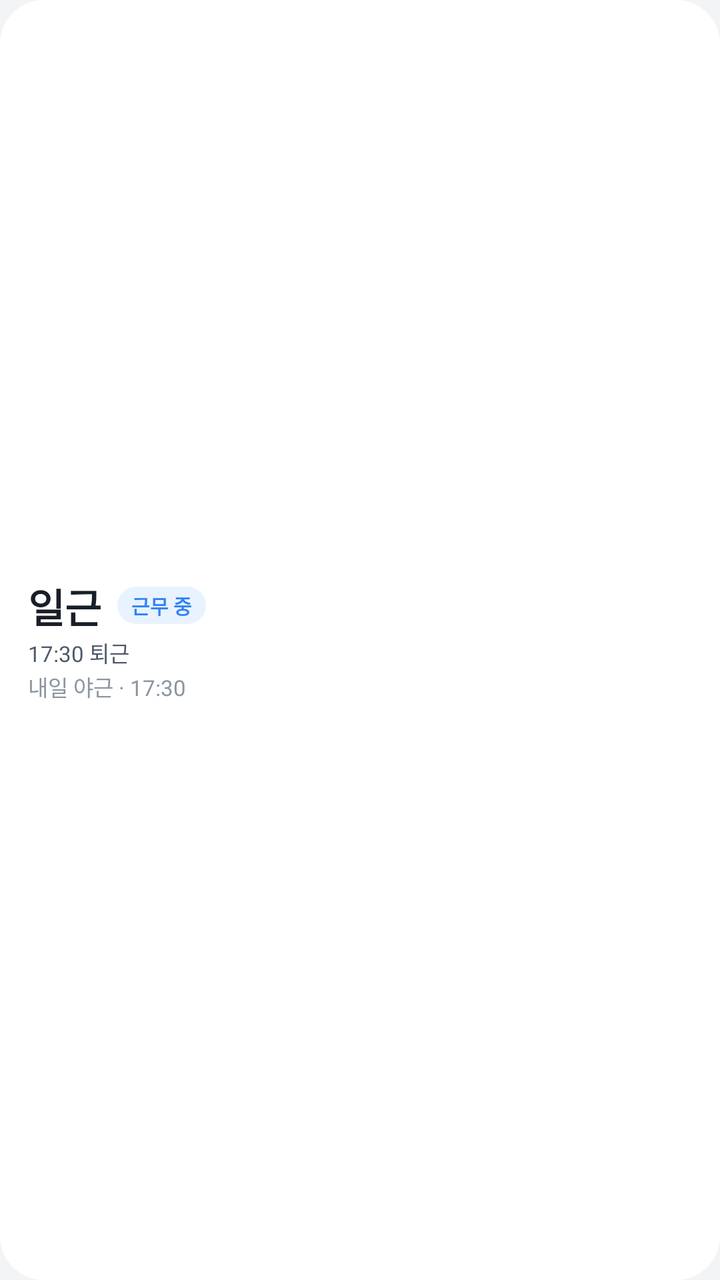
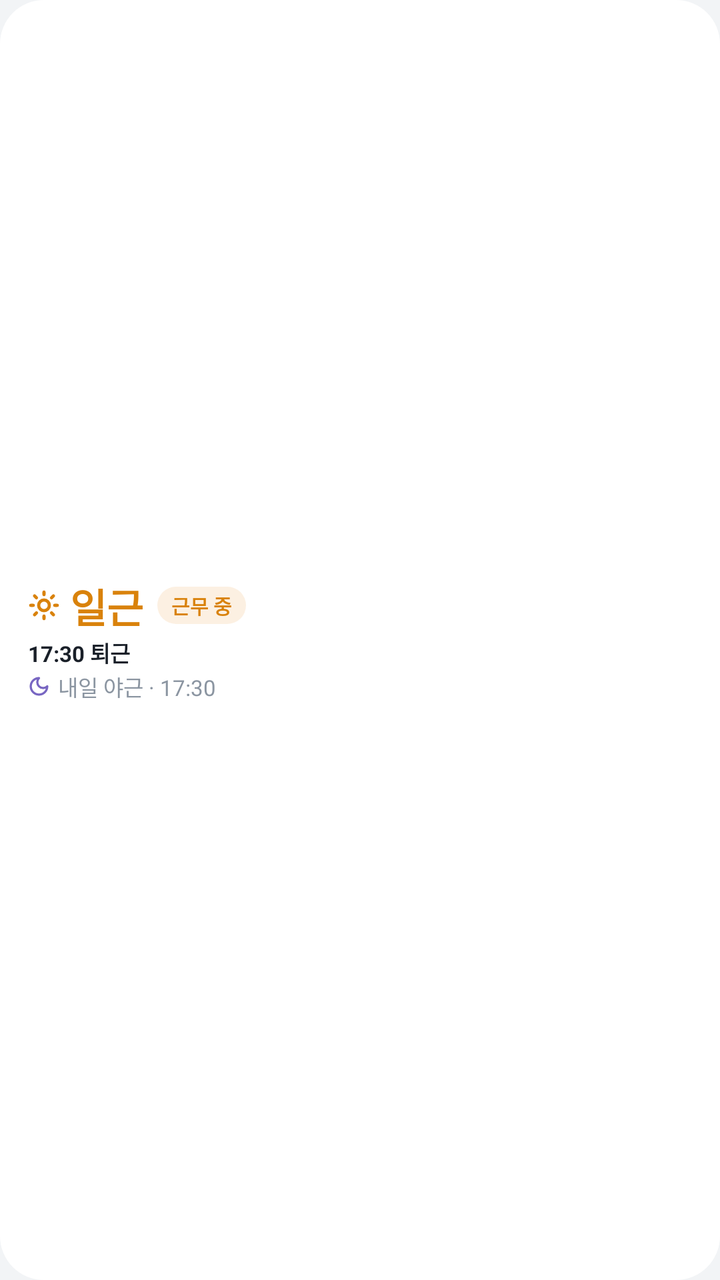

An Android layout rendered at two revisions. The XML below is the earlier revision; the diff shows what the commit changed to produce the second picture.
<!-- AndroidManifest.xml: application theme AppTheme -->
<!-- res/layout/widget_2x1.xml -->
<?xml version="1.0" encoding="utf-8"?>
<FrameLayout xmlns:android="http://schemas.android.com/apk/res/android"
    xmlns:tools="http://schemas.android.com/tools"
    tools:ignore="HardcodedText"
    android:id="@+id/root"
    android:layout_width="match_parent"
    android:layout_height="match_parent"
    android:background="@drawable/widget_bg"
    android:paddingStart="14dp"
    android:paddingTop="6dp"
    android:paddingEnd="10dp"
    android:paddingBottom="6dp">

    <TextView android:id="@+id/empty" android:layout_width="match_parent" android:layout_height="match_parent" android:gravity="center" android:text="@string/widget_empty" android:textColor="@color/w_sub" android:textSize="11sp" android:visibility="gone" />

    <LinearLayout android:id="@+id/content" android:layout_width="match_parent" android:layout_height="match_parent" android:gravity="center_vertical" android:orientation="vertical">
            <LinearLayout android:layout_width="match_parent" android:layout_height="wrap_content" android:gravity="center_vertical" android:orientation="horizontal">
                <TextView android:id="@+id/today_name" android:text="일근" android:layout_width="wrap_content" android:layout_height="wrap_content" android:includeFontPadding="false" android:maxLines="1" android:textSize="20sp" android:textColor="@color/w_ink" android:textStyle="bold" />
                <TextView android:id="@+id/live" android:text="근무 중" android:layout_width="wrap_content" android:layout_height="wrap_content" android:layout_marginStart="8dp" android:background="@drawable/widget_chip_on" android:includeFontPadding="false" android:maxLines="1" android:paddingStart="7dp" android:paddingTop="2dp" android:paddingEnd="7dp" android:paddingBottom="2dp" android:textColor="@color/w_blue" android:textSize="10sp" android:textStyle="bold" />
            </LinearLayout>
        <TextView android:id="@+id/live_time" android:text="17:30 퇴근" android:layout_width="wrap_content" android:layout_height="wrap_content" android:layout_marginTop="1dp" android:includeFontPadding="false" android:maxLines="1" android:ellipsize="end" android:textSize="11sp" android:textColor="@color/w_body" />
        <TextView android:id="@+id/next_time" android:text="내일 야근 · 17:30" android:layout_width="wrap_content" android:layout_height="wrap_content" android:layout_marginTop="1dp" android:includeFontPadding="false" android:maxLines="1" android:ellipsize="end" android:textSize="11sp" android:textColor="@color/w_sub" />
    </LinearLayout>
</FrameLayout>
<!-- resources referenced by this layout -->
<resources>
  <color name="w_blue">#3182F6</color>
  <color name="w_body">#4E5968</color>
  <color name="w_ink">#191F28</color>
  <color name="w_sub">#8B95A1</color>
  <!-- drawable widget_bg (drawable) -->
  <?xml version="1.0" encoding="utf-8"?>
  <shape xmlns:android="http://schemas.android.com/apk/res/android" android:shape="rectangle">
      <solid android:color="@color/w_bg" />
      <corners android:radius="22dp" />
  </shape>
  <!-- drawable widget_chip_on (drawable) -->
  <?xml version="1.0" encoding="utf-8"?>
  <shape xmlns:android="http://schemas.android.com/apk/res/android" android:shape="rectangle">
      <solid android:color="@color/w_blue_soft" />
      <corners android:radius="999dp" />
  </shape>
  <string name="widget_empty">앱을 한 번 열면 근무가 보여요</string>
  <style name="AppTheme" parent="android:Theme.Material.Light.NoActionBar">
          <item name="android:windowBackground">@color/page</item>
          <item name="android:statusBarColor">@color/page</item>
          <item name="android:navigationBarColor">@color/page</item>
          <item name="android:windowLightStatusBar">true</item>
      </style>
  <color name="w_bg">#FFFFFF</color>
  <color name="w_blue_soft">#E8F3FF</color>
  <color name="page">#F2F4F6</color>
</resources>

<!-- the commit's change to res/layout/widget_2x1.xml (unified diff, before → after) -->
@@ -1,7 +1,7 @@
 <?xml version="1.0" encoding="utf-8"?>
 <FrameLayout xmlns:android="http://schemas.android.com/apk/res/android"
     xmlns:tools="http://schemas.android.com/tools"
-    tools:ignore="HardcodedText"
+    tools:ignore="HardcodedText,ContentDescription"
     android:id="@+id/root"
     android:layout_width="match_parent"
     android:layout_height="match_parent"
@@ -14,11 +14,15 @@
     <TextView android:id="@+id/empty" android:layout_width="match_parent" android:layout_height="match_parent" android:gravity="center" android:text="@string/widget_empty" android:textColor="@color/w_sub" android:textSize="11sp" android:visibility="gone" />
 
     <LinearLayout android:id="@+id/content" android:layout_width="match_parent" android:layout_height="match_parent" android:gravity="center_vertical" android:orientation="vertical">
-            <LinearLayout android:layout_width="match_parent" android:layout_height="wrap_content" android:gravity="center_vertical" android:orientation="horizontal">
-                <TextView android:id="@+id/today_name" android:text="일근" android:layout_width="wrap_content" android:layout_height="wrap_content" android:includeFontPadding="false" android:maxLines="1" android:textSize="20sp" android:textColor="@color/w_ink" android:textStyle="bold" />
-                <TextView android:id="@+id/live" android:text="근무 중" android:layout_width="wrap_content" android:layout_height="wrap_content" android:layout_marginStart="8dp" android:background="@drawable/widget_chip_on" android:includeFontPadding="false" android:maxLines="1" android:paddingStart="7dp" android:paddingTop="2dp" android:paddingEnd="7dp" android:paddingBottom="2dp" android:textColor="@color/w_blue" android:textSize="10sp" android:textStyle="bold" />
-            </LinearLayout>
-        <TextView android:id="@+id/live_time" android:text="17:30 퇴근" android:layout_width="wrap_content" android:layout_height="wrap_content" android:layout_marginTop="1dp" android:includeFontPadding="false" android:maxLines="1" android:ellipsize="end" android:textSize="11sp" android:textColor="@color/w_body" />
-        <TextView android:id="@+id/next_time" android:text="내일 야근 · 17:30" android:layout_width="wrap_content" android:layout_height="wrap_content" android:layout_marginTop="1dp" android:includeFontPadding="false" android:maxLines="1" android:ellipsize="end" android:textSize="11sp" android:textColor="@color/w_sub" />
+        <LinearLayout android:layout_width="match_parent" android:layout_height="wrap_content" android:gravity="center_vertical" android:orientation="horizontal">
+            <ImageView android:id="@+id/today_ico" android:layout_width="16dp" android:layout_height="16dp" android:src="@drawable/ic_shift_day" />
+            <TextView android:id="@+id/today_name" android:layout_width="wrap_content" android:layout_height="wrap_content" android:layout_marginStart="5dp" android:text="일근" android:includeFontPadding="false" android:maxLines="1" android:textSize="20sp" android:textColor="@color/s_day" android:textStyle="bold" />
+            <TextView android:id="@+id/live" android:layout_width="wrap_content" android:layout_height="wrap_content" android:layout_marginStart="7dp" android:background="@drawable/widget_chip_s_day" android:includeFontPadding="false" android:maxLines="1" android:paddingStart="7dp" android:paddingTop="2dp" android:paddingEnd="7dp" android:paddingBottom="2dp" android:text="근무 중" android:textColor="@color/s_day" android:textSize="10sp" android:textStyle="bold" />
+        </LinearLayout>
+        <TextView android:id="@+id/live_time" android:layout_width="wrap_content" android:layout_height="wrap_content" android:layout_marginTop="1dp" android:text="17:30 퇴근" android:includeFontPadding="false" android:maxLines="1" android:ellipsize="end" android:textSize="11sp" android:textColor="@color/w_ink" android:textStyle="bold" />
+        <LinearLayout android:id="@+id/next_row" android:layout_width="wrap_content" android:layout_height="wrap_content" android:layout_marginTop="1dp" android:gravity="center_vertical" android:orientation="horizontal">
+            <ImageView android:id="@+id/next_ico" android:layout_width="11dp" android:layout_height="11dp" android:src="@drawable/ic_shift_night" />
+            <TextView android:id="@+id/next_time" android:layout_width="wrap_content" android:layout_height="wrap_content" android:layout_marginStart="4dp" android:text="내일 야근 · 17:30" android:includeFontPadding="false" android:maxLines="1" android:ellipsize="end" android:textSize="11sp" android:textColor="@color/w_sub" />
+        </LinearLayout>
     </LinearLayout>
 </FrameLayout>
<!-- resource entries referenced after the edit -->
@@ -1,19 +1,24 @@
 <!-- resources referenced by this layout -->
 <resources>
-  <color name="w_blue">#3182F6</color>
-  <color name="w_body">#4E5968</color>
+  <color name="s_day">#D9820B</color>
   <color name="w_ink">#191F28</color>
   <color name="w_sub">#8B95A1</color>
+  <!-- drawable ic_shift_day: vector/xml drawable (drawable, 2029 chars, omitted) -->
+  <!-- drawable ic_shift_night (drawable) -->
+  <?xml version="1.0" encoding="utf-8"?>
+  <vector xmlns:android="http://schemas.android.com/apk/res/android" android:width="24dp" android:height="24dp" android:viewportWidth="24" android:viewportHeight="24">
+      <path android:pathData="M12,3a6,6 0 0,0 9,9a9,9 0 1,1 -9,-9z" android:strokeColor="@color/s_night" android:strokeWidth="2.4" android:strokeLineCap="round" android:strokeLineJoin="round" android:fillColor="#00000000" />
+  </vector>
   <!-- drawable widget_bg (drawable) -->
   <?xml version="1.0" encoding="utf-8"?>
   <shape xmlns:android="http://schemas.android.com/apk/res/android" android:shape="rectangle">
       <solid android:color="@color/w_bg" />
       <corners android:radius="22dp" />
   </shape>
-  <!-- drawable widget_chip_on (drawable) -->
+  <!-- drawable widget_chip_s_day (drawable) -->
   <?xml version="1.0" encoding="utf-8"?>
   <shape xmlns:android="http://schemas.android.com/apk/res/android" android:shape="rectangle">
-      <solid android:color="@color/w_blue_soft" />
+      <solid android:color="@color/t_day" />
       <corners android:radius="999dp" />
   </shape>
   <string name="widget_empty">앱을 한 번 열면 근무가 보여요</string>
@@ -23,8 +28,9 @@
           <item name="android:navigationBarColor">@color/page</item>
           <item name="android:windowLightStatusBar">true</item>
       </style>
+  <color name="s_night">#7866C2</color>
   <color name="w_bg">#FFFFFF</color>
-  <color name="w_blue_soft">#E8F3FF</color>
+  <color name="t_day">#FCF0E2</color>
   <color name="page">#F2F4F6</color>
 </resources>
 
